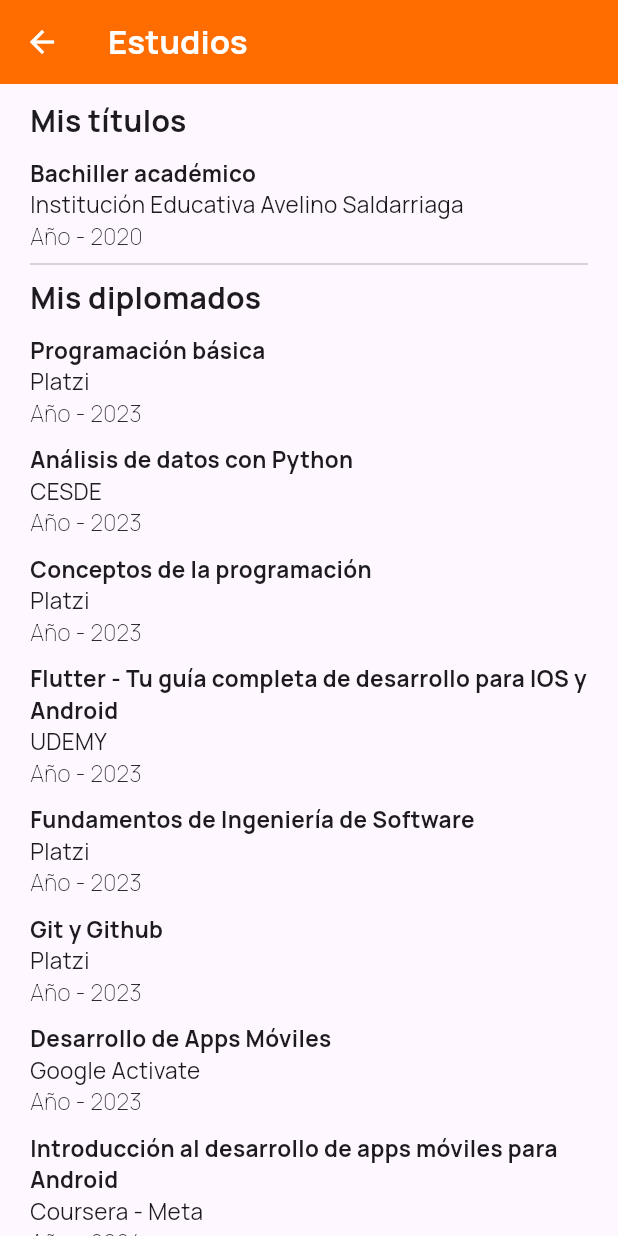
After one commit to DavidTiradoDev/my_cv, a Flutter app: the screen it shows after launch, after a tap on "Estudios", on a phone screen of 412 x 824 dp. The commit adds this screen. Run offline on Flutter 3.47's test engine with Material 3 defaults, Android fonts, the phone set to English and light mode, and no system bars; our stand-ins replace get, google_fonts, lottie, lucide_icons_flutter; missing offline and left inert: easy_url_launcher.

Commit message:
Se agregaron todos los datos acerca de mis certificados.

```diff
--- a/lib/home/interface/home_screen.dart
+++ b/lib/home/interface/home_screen.dart
@@ -1,11 +1,14 @@
+import 'package:flutter/material.dart';
 import 'package:easy_url_launcher/easy_url_launcher.dart';
-import 'package:flutter/material.dart';
 import 'package:google_fonts/google_fonts.dart';
+
+import 'package:my_cv/utils/dimensions.dart';
+import 'package:my_cv/utils/colors.dart';
+
 import 'package:my_cv/about_me/about_me_injection.dart';
 import 'package:my_cv/common/widgets/widgets.dart';
 import 'package:my_cv/conctacs/contacts_injection.dart';
-import 'package:my_cv/utils/colors.dart';
-import 'package:my_cv/utils/dimensions.dart';
+import 'package:my_cv/studies/studies_injection.dart';
 
 class HomeScreen extends StatelessWidget {
   const HomeScreen({super.key});
@@ -87,14 +90,14 @@ class HomeScreen extends StatelessWidget {
                   children: [
                     MainButton(
                       title: 'Proyectos',
-                      backgroundColor: AppColors.black,
-                      textColor: AppColors.white,
+                      backgroundColor: AppColors.white,
+                      textColor: AppColors.black,
                       onTap: () async {
                         EasyLauncher.url(
                           url: 'https://github.com/DavidTiradoDev',
                         );
                       },
-                      isBorderEnabled: false,
+                      isBorderEnabled: true,
                     ),
                     SizedBox(width: 10),
                     MainButton(
@@ -111,16 +114,33 @@ class HomeScreen extends StatelessWidget {
                   ],
                 ),
                 SizedBox(height: 10),
+                Row(
+                  mainAxisAlignment: MainAxisAlignment.center,
+                  children: [
                     MainButton(
                       title: 'Contactos',
-                  backgroundColor: AppColors.white,
-                  textColor: AppColors.black,
+                      backgroundColor: AppColors.black,
+                      textColor: AppColors.white,
                       onTap: () {
                         Navigations.navigationToScreen(
                           screen: ContactsInjection.injection(),
                         );
                       },
                       isBorderEnabled: true,
+                    ),
+                    SizedBox(width: 10),
+                    MainButton(
+                      title: 'Estudios',
+                      onTap: () {
+                        Navigations.navigationToScreen(
+                          screen: StudiesInjection.injection(),
+                        );
+                      },
+                      backgroundColor: AppColors.black,
+                      textColor: AppColors.white,
+                      isBorderEnabled: true,
+                    ),
+                  ],
                 ),
               ],
             ),
--- /dev/null
+++ b/lib/studies/domain/studies_provider.dart
@@ -0,0 +1,3 @@
+import 'package:flutter/widgets.dart';
+
+class StudiesProvider with ChangeNotifier {}
--- /dev/null
+++ b/lib/studies/interface/studies_screen.dart
@@ -0,0 +1,278 @@
+import 'package:easy_url_launcher/easy_url_launcher.dart';
+import 'package:flutter/material.dart';
+import 'package:google_fonts/google_fonts.dart';
+import 'package:my_cv/utils/colors.dart';
+import 'package:my_cv/utils/dimensions.dart';
+
+class StudiesScreen extends StatelessWidget {
+  const StudiesScreen({super.key});
+
+  @override
+  Widget build(BuildContext context) {
+    return Scaffold(
+      appBar: AppBar(
+        title: Text(
+          'Estudios',
+          style: GoogleFonts.manrope(
+            fontWeight: FontWeight.bold,
+            color: AppColors.white,
+          ),
+        ),
+        backgroundColor: AppColors.orange,
+        foregroundColor: AppColors.white,
+      ),
+      body: SingleChildScrollView(
+        child: Container(
+          padding: EdgeInsets.symmetric(
+            horizontal: AppDimensions.paddingM,
+            vertical: AppDimensions.paddingS,
+          ),
+          child: Column(
+            crossAxisAlignment: CrossAxisAlignment.start,
+            mainAxisAlignment: MainAxisAlignment.start,
+            children: [
+              Text(
+                'Mis títulos',
+                style: GoogleFonts.manrope(
+                  fontWeight: FontWeight.bold,
+                  fontSize: AppDimensions.fontLarge,
+                ),
+              ),
+              SizedBox(height: 10),
+              Text(
+                'Bachiller académico',
+                style: GoogleFonts.manrope(
+                  fontWeight: FontWeight.bold,
+                  fontSize: AppDimensions.fontNormal,
+                ),
+              ),
+              Text(
+                'Institución Educativa Avelino Saldarriaga',
+                style: GoogleFonts.manrope(fontSize: AppDimensions.fontNormal),
+              ),
+              Text(
+                'Año - 2020',
+                style: GoogleFonts.manrope(
+                  fontSize: AppDimensions.fontNormal,
+                  fontWeight: FontWeight.w100,
+                ),
+              ),
+              Divider(),
+              Text(
+                'Mis diplomados',
+                style: GoogleFonts.manrope(
+                  fontWeight: FontWeight.bold,
+                  fontSize: AppDimensions.fontLarge,
+                ),
+              ),
+              SizedBox(height: 10),
+              Text(
+                'Programación básica',
+                style: GoogleFonts.manrope(
+                  fontWeight: FontWeight.bold,
+                  fontSize: AppDimensions.fontNormal,
+                ),
+              ),
+              Text(
+                'Platzi',
+                style: GoogleFonts.manrope(fontSize: AppDimensions.fontNormal),
+              ),
+              Text(
+                'Año - 2023',
+                style: GoogleFonts.manrope(
+                  fontSize: AppDimensions.fontNormal,
+                  fontWeight: FontWeight.w100,
+                ),
+              ),
+              SizedBox(height: 10),
+              Text(
+                'Análisis de datos con Python',
+                style: GoogleFonts.manrope(
+                  fontWeight: FontWeight.bold,
+                  fontSize: AppDimensions.fontNormal,
+                ),
+              ),
+              Text(
+                'CESDE',
+                style: GoogleFonts.manrope(fontSize: AppDimensions.fontNormal),
+              ),
+              Text(
+                'Año - 2023',
+                style: GoogleFonts.manrope(
+                  fontSize: AppDimensions.fontNormal,
+                  fontWeight: FontWeight.w100,
+                ),
+              ),
+              SizedBox(height: 10),
+              Text(
+                'Conceptos de la programación ',
+                style: GoogleFonts.manrope(
+                  fontWeight: FontWeight.bold,
+                  fontSize: AppDimensions.fontNormal,
+                ),
+              ),
+              Text(
+                'Platzi',
+                style: GoogleFonts.manrope(fontSize: AppDimensions.fontNormal),
+              ),
+              Text(
+                'Año - 2023',
+                style: GoogleFonts.manrope(
+                  fontSize: AppDimensions.fontNormal,
+                  fontWeight: FontWeight.w100,
+                ),
+              ),
+              SizedBox(height: 10),
+              Text(
+                'Flutter - Tu guía completa de desarrollo para IOS y Android',
+                style: GoogleFonts.manrope(
+                  fontWeight: FontWeight.bold,
+                  fontSize: AppDimensions.fontNormal,
+                ),
+              ),
+              Text(
+                'UDEMY',
+                style: GoogleFonts.manrope(fontSize: AppDimensions.fontNormal),
+              ),
+              Text(
+                'Año - 2023',
+                style: GoogleFonts.manrope(
+                  fontSize: AppDimensions.fontNormal,
+                  fontWeight: FontWeight.w100,
+                ),
+              ),
+              SizedBox(height: 10),
+              Text(
+                'Fundamentos de Ingeniería de Software',
+                style: GoogleFonts.manrope(
+                  fontWeight: FontWeight.bold,
+                  fontSize: AppDimensions.fontNormal,
+                ),
+              ),
+              Text(
+                'Platzi',
+                style: GoogleFonts.manrope(fontSize: AppDimensions.fontNormal),
+              ),
+              Text(
+                'Año - 2023',
+                style: GoogleFonts.manrope(
+                  fontSize: AppDimensions.fontNormal,
+                  fontWeight: FontWeight.w100,
+                ),
+              ),
+              SizedBox(height: 10),
+              Text(
+                'Git y Github',
+                style: GoogleFonts.manrope(
+                  fontWeight: FontWeight.bold,
+                  fontSize: AppDimensions.fontNormal,
+                ),
+              ),
+              Text(
+                'Platzi',
+                style: GoogleFonts.manrope(fontSize: AppDimensions.fontNormal),
+              ),
+              Text(
+                'Año - 2023',
+                style: GoogleFonts.manrope(
+                  fontSize: AppDimensions.fontNormal,
+                  fontWeight: FontWeight.w100,
+                ),
+              ),
+              SizedBox(height: 10),
+              Text(
+                'Desarrollo de Apps Móviles',
+                style: GoogleFonts.manrope(
+                  fontWeight: FontWeight.bold,
+                  fontSize: AppDimensions.fontNormal,
+                ),
+              ),
+              Text(
+                'Google Activate',
+                style: GoogleFonts.manrope(fontSize: AppDimensions.fontNormal),
+              ),
+              Text(
+                'Año - 2023',
+                style: GoogleFonts.manrope(
+                  fontSize: AppDimensions.fontNormal,
+                  fontWeight: FontWeight.w100,
+                ),
+              ),
+              SizedBox(height: 10),
+              Text(
+                'Introducción al desarrollo de apps móviles para Android',
+                style: GoogleFonts.manrope(
+                  fontWeight: FontWeight.bold,
+                  fontSize: AppDimensions.fontNormal,
+                ),
+              ),
+              Text(
+                'Coursera - Meta',
+                style: GoogleFonts.manrope(fontSize: AppDimensions.fontNormal),
+              ),
+              Text(
+                'Año - 2024',
+                style: GoogleFonts.manrope(
+                  fontSize: AppDimensions.fontNormal,
+                  fontWeight: FontWeight.w100,
+                ),
+              ),
+              SizedBox(height: 10),
+              Text(
+                'Introducción al desarrollo de apps móviles para Android',
+                style: GoogleFonts.manrope(
+                  fontWeight: FontWeight.bold,
+                  fontSize: AppDimensions.fontNormal,
+                ),
+              ),
+              Text(
+                'Coursera - University of California, Irvine',
+                style: GoogleFonts.manrope(fontSize: AppDimensions.fontNormal),
+              ),
+              Text(
+                'Año - 2024',
+                style: GoogleFonts.manrope(
+                  fontSize: AppDimensions.fontNormal,
+                  fontWeight: FontWeight.w100,
+                ),
+              ),
+              SizedBox(height: 20),
+              Center(
+                child: InkWell(
+                  borderRadius: BorderRadius.circular(AppDimensions.radiusL),
+                  onTap: () {
+                    EasyLauncher.url(
+                      url:
+                          'https://drive.google.com/drive/folders/1Md_MtohPTS8n1HikhllfIjeU5OlI5SFm?usp=drive_link',
+                    );
+                    debugPrint('Enlance');
+                  },
+                  child: Container(
+                    padding: EdgeInsets.symmetric(
+                      horizontal: AppDimensions.paddingM,
+                      vertical: AppDimensions.radiusM,
+                    ),
+                    decoration: BoxDecoration(
+                      color: Colors.transparent,
+                      borderRadius: BorderRadius.circular(
+                        AppDimensions.radiusL,
+                      ),
+                    ),
+                    child: Text(
+                      'Ver certificados',
+                      style: GoogleFonts.manrope(
+                        fontWeight: FontWeight.bold,
+                        decoration: TextDecoration.underline,
+                      ),
+                    ),
+                  ),
+                ),
+              ),
+              SizedBox(height: 50),
+            ],
+          ),
+        ),
+      ),
+    );
+  }
+}
--- /dev/null
+++ b/lib/studies/studies_injection.dart
@@ -0,0 +1,15 @@
+import 'package:flutter/widgets.dart';
+import 'package:my_cv/studies/domain/studies_provider.dart';
+import 'package:my_cv/studies/interface/studies_screen.dart';
+import 'package:provider/provider.dart';
+
+class StudiesInjection {
+  StudiesInjection._();
+
+  static Widget injection() {
+    return ListenableProvider(
+      create: (context) => StudiesProvider(),
+      child: StudiesScreen(),
+    );
+  }
+}
--- a/lib/utils/dimensions.dart
+++ b/lib/utils/dimensions.dart
@@ -1,3 +1,6 @@
+import 'package:flutter/widgets.dart';
+import 'package:google_fonts/google_fonts.dart';
+
 class AppDimensions {
   AppDimensions._();
 
```
Lines whose indentation alone changed are shown as unchanged.
